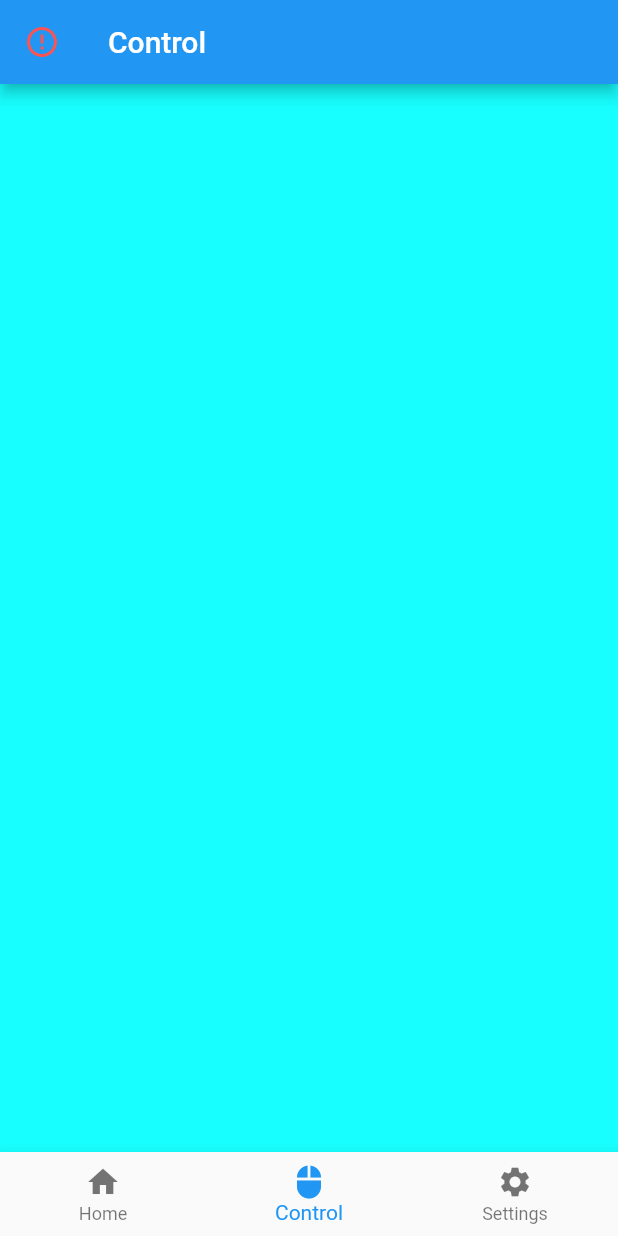
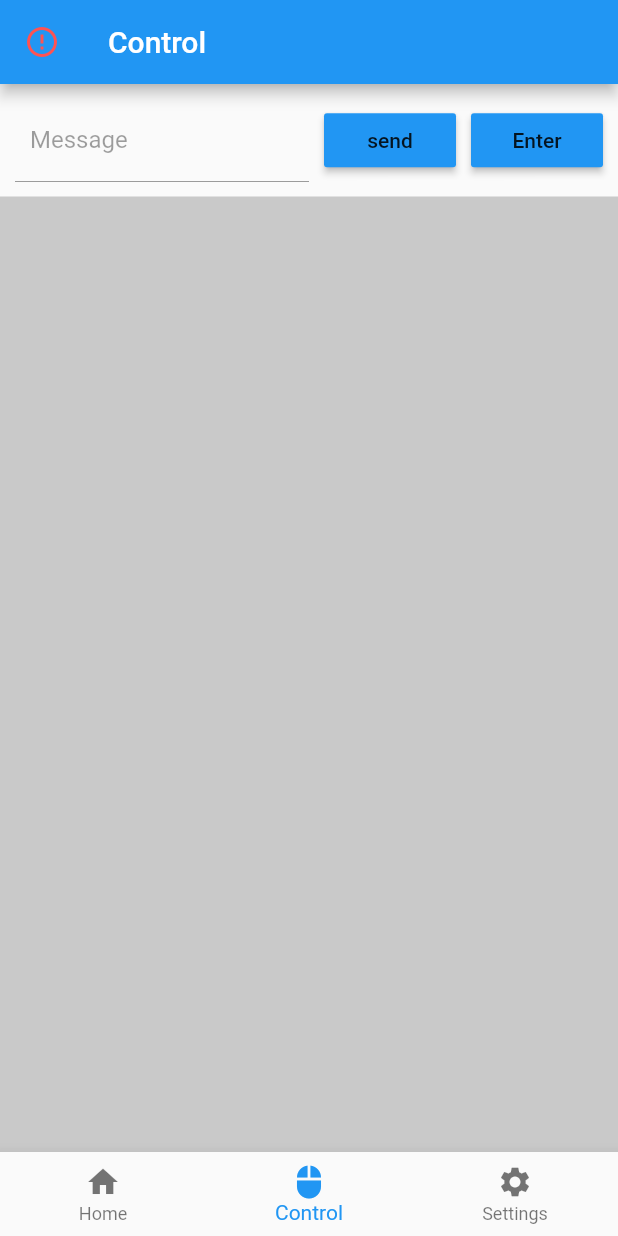
Before and after one commit to MonkeyInWind/PCControlClient, a Flutter app: the screen it shows after launch, item 2 of the bottom bar chosen, on a phone screen of 412 x 824 dp. Run offline on Flutter 3.47's test engine with Material 2 defaults, Android fonts, the phone set to English and light mode, and no system bars; our stand-ins replace flutter_mobx, mobx; generated files the repository leaves out were written again.

Commit message:
control user input

```diff
--- a/lib/user_input/index.dart
+++ b/lib/user_input/index.dart
@@ -5,18 +5,66 @@ import 'index_store.dart';
 class UserInputPage extends StatelessWidget{
   @override
   Widget build(BuildContext context) {
+    FocusNode inputFocusNode = new FocusNode();
+
     return Scaffold(
         body: Flex(
             direction: Axis.vertical,
             children: [
+              Container(
+                padding: EdgeInsets.all(10),
+                child: Flex(
+                  direction: Axis.horizontal,
+                  children: [
+                    Expanded(
+                      flex: 1,
+                      child: TextField(
+                        focusNode: inputFocusNode,
+                        decoration: InputDecoration(
+                          contentPadding: EdgeInsets.all(10),
+                          labelText: 'Message',
+                        ),
+                        enabled: wsStore.connected,
+                        onChanged: (v) {
+
+                        }
+                      ),
+                    ),
+                    Container(
+                      padding: EdgeInsets.only(
+                        left: 10,
+                        right: 10
+                      ),
+                      child: MaterialButton(
+                        color: Colors.blue,
+                        child: Text('send'),
+                        onPressed: () {
+                          inputFocusNode.unfocus();
+                        },
+                      ),
+                    ),
+                    Container(
+                      child: MaterialButton(
+                        color: Colors.blue,
+                        child: Text('Enter'),
+                        onPressed: () {
+                          inputFocusNode.unfocus();
+                        }
+                      )
+                    )
+                  ]
+                )
+              ),
               Expanded(
                   flex: 1,
                   child: Listener(
                     child: InkWell(
                         child: Container(
-                          color: Colors.cyanAccent,
+                          decoration: BoxDecoration(
+                            color: Color.fromARGB(50, 0, 0, 0)
+                          ),
                         ),
-                        radius: 90,
+                        radius: 30,
                         onTap: () {
                           if (!wsStore.connected) return;
                           userInputStore.userAction({
@@ -37,6 +85,7 @@ class UserInputPage extends StatelessWidget{
                         }
                     ),
                     onPointerDown: (PointerDownEvent e) {
+                      inputFocusNode.unfocus();
                       if (!wsStore.connected) return;
                       Offset offset = e.position;
                       userInputStore.userAction({
```
